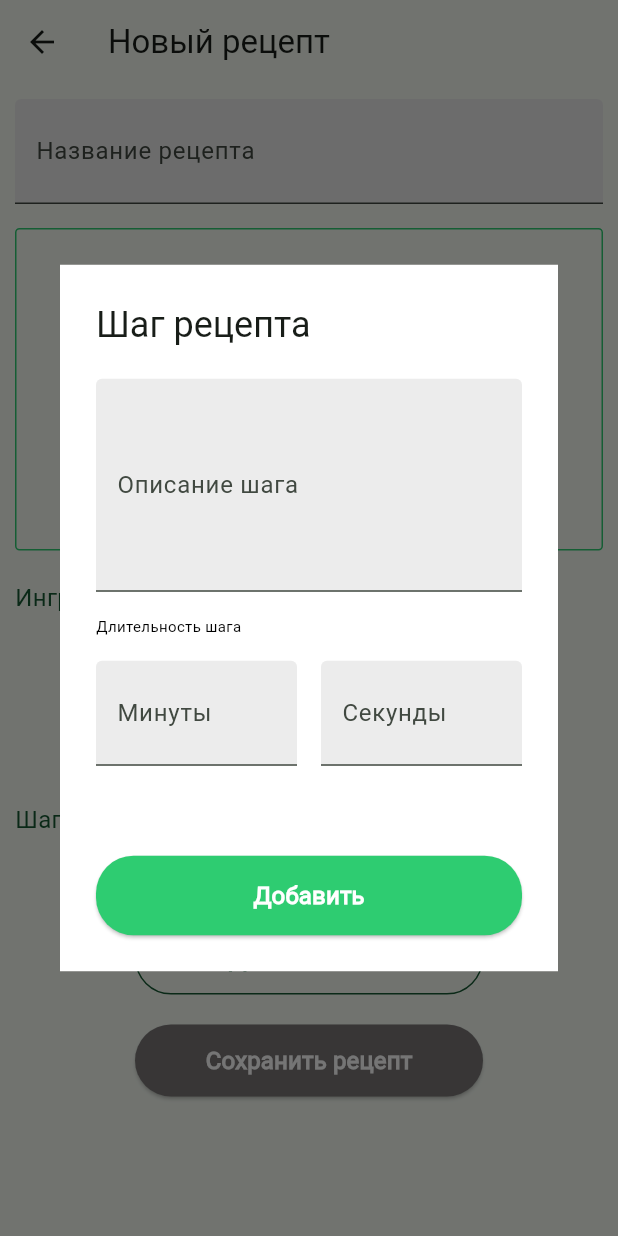
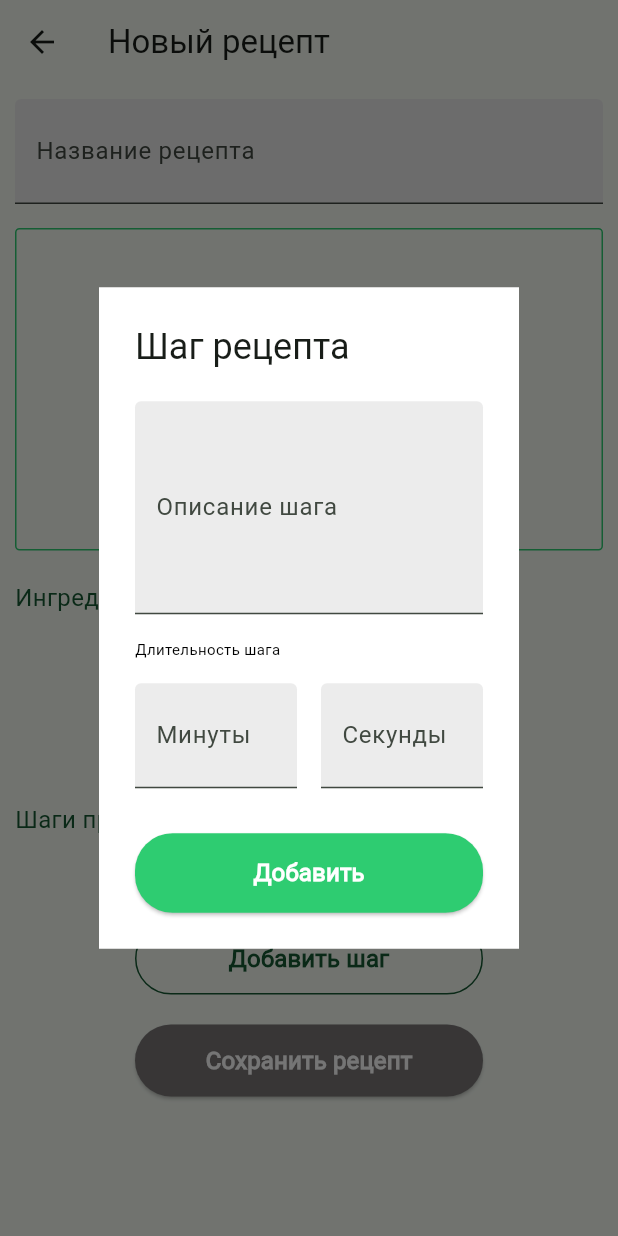
Before and after one commit to Komiljon/otus_food, a Flutter app: the AddNewRecept screen opened by its route, after a tap on "Добавить шаг", on a phone screen of 412 x 824 dp. Run offline on Flutter 3.47's test engine with Material 3 defaults, Android fonts, the phone set to English and light mode, and no system bars; network calls fail.

Commit message:
рецепт детальная v2

```diff
--- a/lib/pages/add_new_recept.dart
+++ b/lib/pages/add_new_recept.dart
@@ -229,9 +229,7 @@ Future<void> _dialogIngredientBuilder(BuildContext context) {
                         textControllerIngrName.text = value ?? '';
                       },
                     ),
-                  ],
-                ),
-              ),
+
                     const SizedBox(
                       height: 16,
                     ),
@@ -268,6 +266,10 @@ Future<void> _dialogIngredientBuilder(BuildContext context) {
                         ),
                       ),
                     ),
+
+                  ],
+                ),
+              ),
             ],
           );
         },
@@ -278,6 +280,7 @@ Future<void> _dialogIngredientBuilder(BuildContext context) {
 
 Future<void> _dialogRecepStepBuilder(BuildContext context) {
   return showDialog(
+    useSafeArea : false,
     context: context,
     builder: (context) {
       return StatefulBuilder(
@@ -291,6 +294,7 @@ Future<void> _dialogRecepStepBuilder(BuildContext context) {
             backgroundColor: Colors.white,
             shape: const RoundedRectangleBorder(borderRadius: BorderRadius.all(Radius.circular(0.0))),
             contentPadding: const EdgeInsets.all(0.0),
+            scrollable: true,
             actions: <Widget>[
               Form(
                 key: formKey,
@@ -312,9 +316,7 @@ Future<void> _dialogRecepStepBuilder(BuildContext context) {
                         textControllerStepDesc.text = value ?? '';
                       },
                     ),
-                  ],
-                ),
-              ),
+
                     const SizedBox(
                       height: 16,
                     ),
@@ -378,7 +380,7 @@ Future<void> _dialogRecepStepBuilder(BuildContext context) {
                         ),
                       ],
                     ),
-              const SizedBox(height: 60),
+                    const SizedBox(height: 30),
                     Container(
                       width: double.infinity,
                       padding: const EdgeInsets.symmetric(vertical: 0, horizontal: 0.0),
@@ -398,6 +400,10 @@ Future<void> _dialogRecepStepBuilder(BuildContext context) {
                       ),
                     ),
                   ],
+                ),
+              ),
+
+            ],
           );
         },
       );
```
Also changed, not shown: lib/pages/food_detail.dart (+29 -0 lines). Lines whose indentation alone changed are shown as unchanged.
